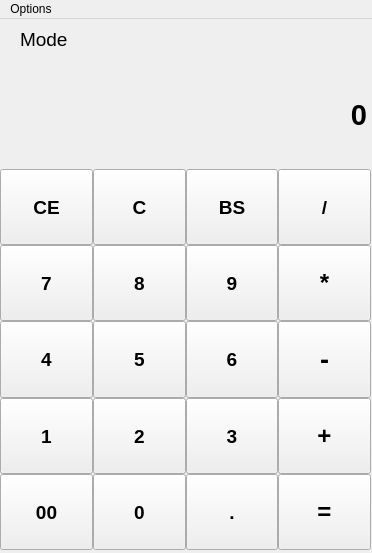
Old version of the form MainWindow.ui in the repository NordMan10/Calculator.
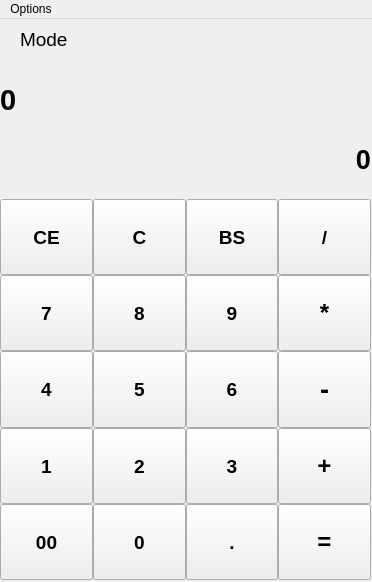
New version of the form.

```diff
--- a/MainWindow.ui
+++ b/MainWindow.ui
@@ -7,7 +7,7 @@
     <x>0</x>
     <y>0</y>
     <width>372</width>
-    <height>553</height>
+    <height>582</height>
    </rect>
   </property>
   <property name="windowTitle">
@@ -18,7 +18,7 @@
     <property name="geometry">
      <rect>
       <x>0</x>
-      <y>150</y>
+      <y>180</y>
       <width>371</width>
       <height>381</height>
      </rect>
@@ -415,13 +415,13 @@
      </item>
     </layout>
    </widget>
-   <widget class="QLabel" name="output_label">
+   <widget class="QLabel" name="input_label">
     <property name="geometry">
      <rect>
       <x>0</x>
       <y>40</y>
-      <width>367</width>
-      <height>111</height>
+      <width>371</width>
+      <height>81</height>
      </rect>
     </property>
     <property name="font">
@@ -434,7 +434,7 @@
      <string>0</string>
     </property>
     <property name="alignment">
-     <set>Qt::AlignRight|Qt::AlignTrailing|Qt::AlignVCenter</set>
+     <set>Qt::AlignLeading|Qt::AlignLeft|Qt::AlignVCenter</set>
     </property>
    </widget>
    <widget class="QLabel" name="mode_label">
@@ -455,6 +455,28 @@
      <string>Mode</string>
     </property>
    </widget>
+   <widget class="QLabel" name="output_label">
+    <property name="geometry">
+     <rect>
+      <x>0</x>
+      <y>100</y>
+      <width>371</width>
+      <height>81</height>
+     </rect>
+    </property>
+    <property name="font">
+     <font>
+      <pointsize>20</pointsize>
+      <bold>true</bold>
+     </font>
+    </property>
+    <property name="text">
+     <string>0</string>
+    </property>
+    <property name="alignment">
+     <set>Qt::AlignRight|Qt::AlignTrailing|Qt::AlignVCenter</set>
+    </property>
+   </widget>
   </widget>
   <widget class="QMenuBar" name="menubar">
    <property name="geometry">
```
Left out of the diff: 276 changed lines with no effect on the pictures.
